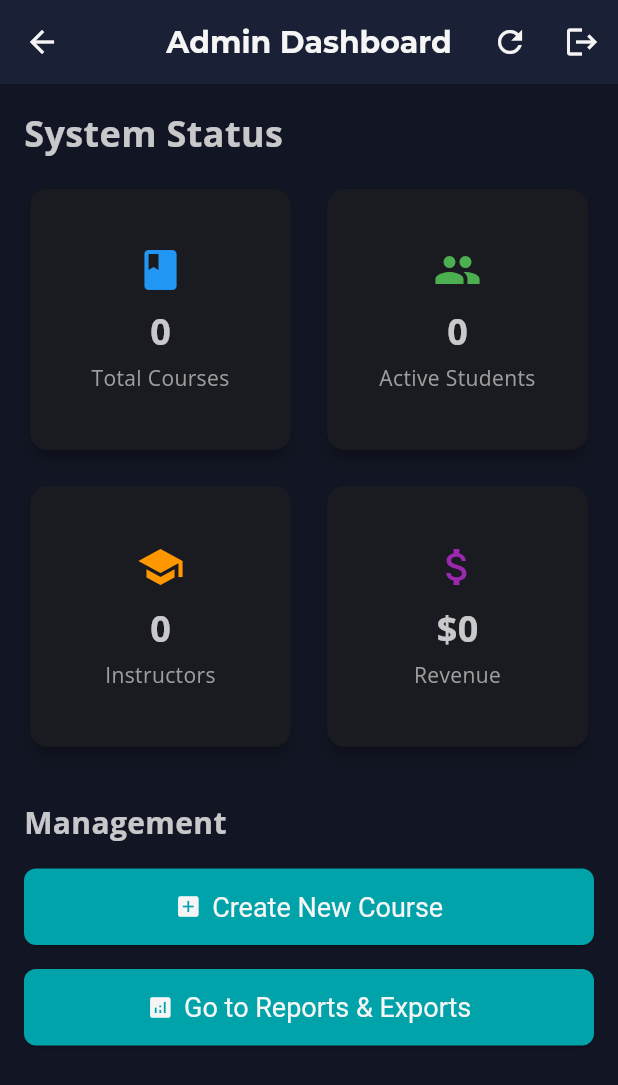
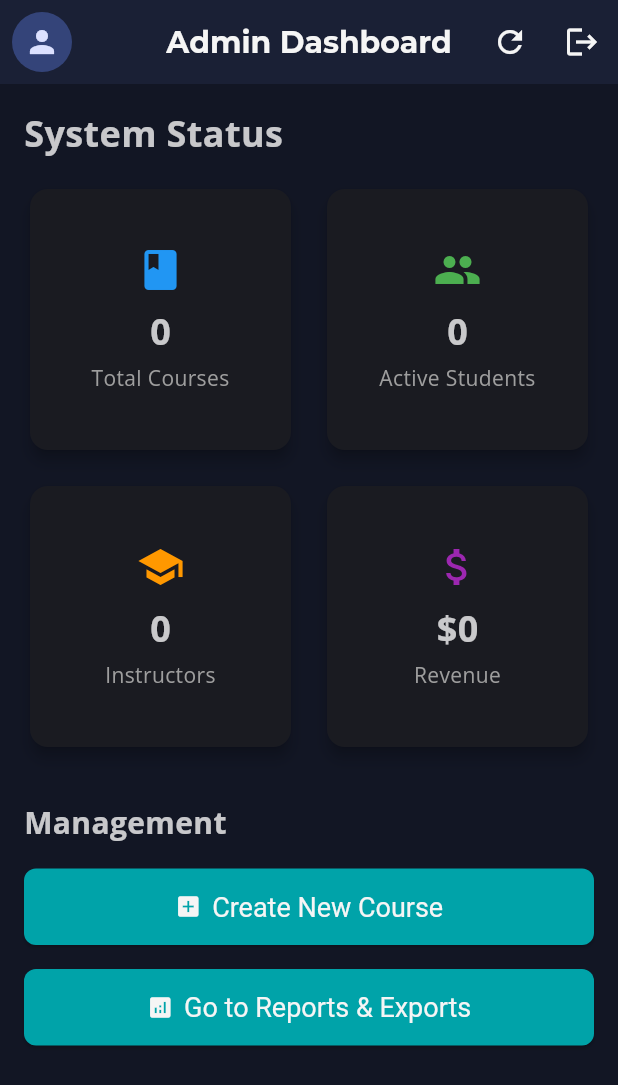
Before and after one commit to noah-ninsiima/harvest-institute-app, a Flutter app: the AdminDashboardScreen screen opened directly, on a phone screen of 412 x 824 dp. Shown: the top 1085 px of the screen. Run offline on Flutter 3.47's test engine with Material 3 defaults, Android fonts, the light colour scheme and no system bars; our stand-ins replace cloud_firestore, cloud_functions, firebase_auth, firebase_core, flutter_riverpod, font_awesome_flutter and 2 more; accounts and stored records are empty.

Commit message:
after udating profile management

```diff
--- /dev/null
+++ b/devtools_options.yaml
@@ -0,0 +1,3 @@
+description: This file stores settings for Dart & Flutter DevTools.
+documentation: https://docs.flutter.dev/tools/devtools/extensions#configure-extension-enablement-states
+extensions:
--- a/lib/features/admin/screens/admin_dashboard_screen.dart
+++ b/lib/features/admin/screens/admin_dashboard_screen.dart
@@ -4,7 +4,8 @@ import '../../../services/auth_service.dart';
 import '../../auth/widgets/role_check_wrapper.dart';
 import 'admin_reports_screen.dart';
 import 'create_course_screen.dart';
-import '../providers/admin_stats_provider.dart'; // Import the provider
+import '../providers/admin_stats_provider.dart';
+import '../../shared/widgets/side_menu_drawer.dart'; // Import SideMenuDrawer
 
 class AdminDashboardScreen extends ConsumerStatefulWidget {
   const AdminDashboardScreen({super.key});
@@ -15,19 +16,28 @@ class AdminDashboardScreen extends ConsumerStatefulWidget {
 
 class _AdminDashboardScreenState extends ConsumerState<AdminDashboardScreen> {
   final AuthService _authService = AuthService();
+  final GlobalKey<ScaffoldState> _scaffoldKey = GlobalKey<ScaffoldState>();
 
   @override
   Widget build(BuildContext context) {
     final statsAsyncValue = ref.watch(adminStatsProvider);
 
     return Scaffold(
+      key: _scaffoldKey,
       appBar: AppBar(
         title: const Text('Admin Dashboard'),
+        leading: IconButton(
+          icon: const CircleAvatar(
+            child: Icon(Icons.person),
+          ),
+          onPressed: () {
+            _scaffoldKey.currentState?.openDrawer();
+          },
+        ),
         actions: [
           IconButton(
             icon: const Icon(Icons.refresh),
             onPressed: () {
-              // Refresh the stats
               ref.invalidate(adminStatsProvider);
             },
           ),
@@ -45,6 +55,7 @@ class _AdminDashboardScreenState extends ConsumerState<AdminDashboardScreen> {
           ),
         ],
       ),
+      drawer: const SideMenuDrawer(), // Add Drawer
       body: RefreshIndicator(
         onRefresh: () async {
           ref.invalidate(adminStatsProvider);
@@ -61,7 +72,6 @@ class _AdminDashboardScreenState extends ConsumerState<AdminDashboardScreen> {
               ),
               const SizedBox(height: 16),
 
-              // Stats Grid
               statsAsyncValue.when(
                 data: (stats) => GridView.count(
                   crossAxisCount: 2,
```
Also changed, not shown: lib/features/dashboard/screens/instructor_dashboard_screen.dart (+13 -4 lines), lib/features/dashboard/screens/student_dashboard_screen.dart (+16 -5 lines), lib/features/instructor/screens/create_assignment_screen.dart (+9 -4 lines), 12 other files.
